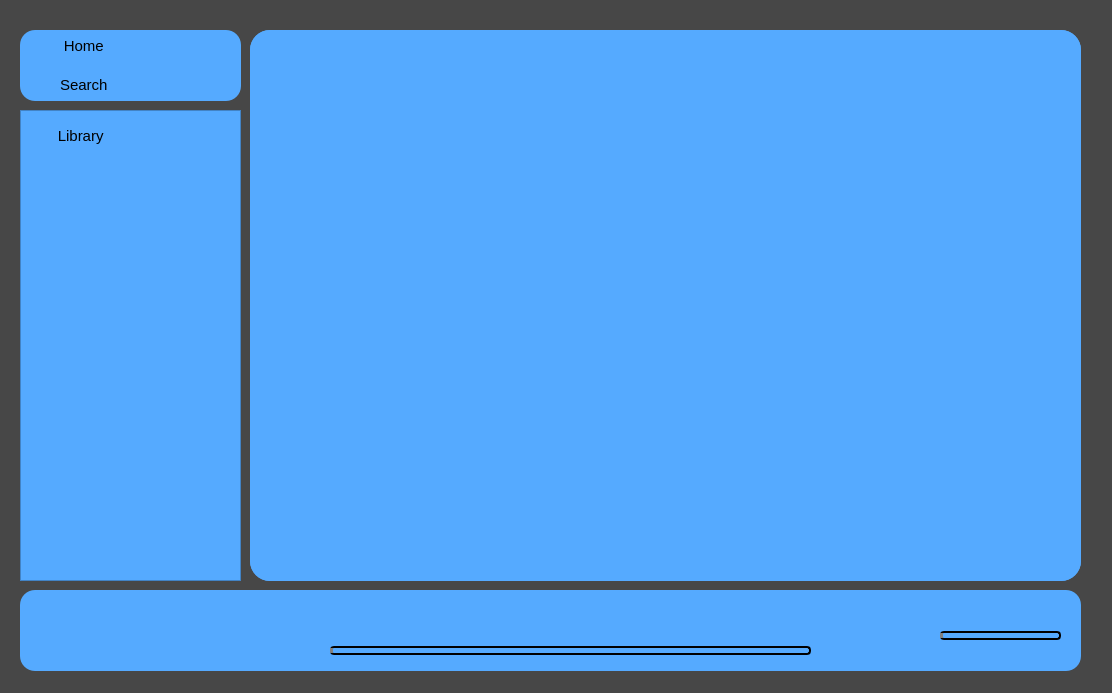
Before: the Qt Designer form 3_Solution/Soundcloud_Qt/Login/menu.ui in Buontempo-Raul/BootlegSoundCloud, drawn with Qt 5.
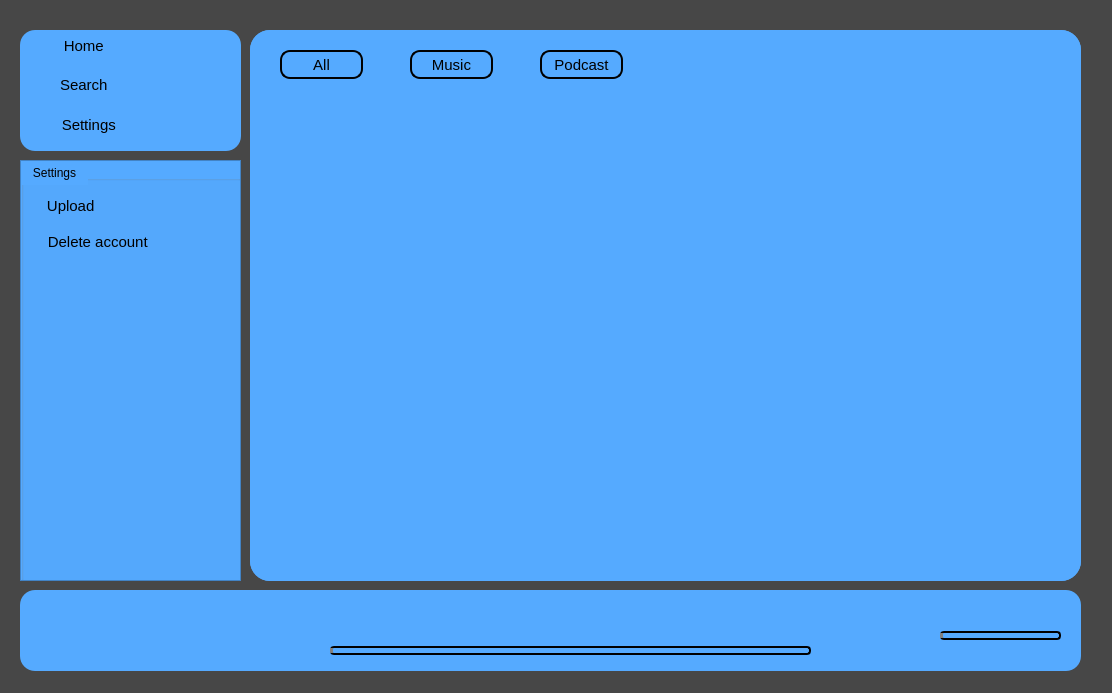
After: the same form once the commit is applied. The open tabs and pages were chosen to show the change. Icons and pictures are not drawn.

What changed in the file:
```diff
--- a/3_Solution/Soundcloud_Qt/Login/menu.ui
+++ b/3_Solution/Soundcloud_Qt/Login/menu.ui
@@ -102,12 +102,148 @@
      </property>
     </widget>
    </widget>
-   <widget class="QWidget" name="page_4"/>
-   <widget class="QWidget" name="page_5"/>
+   <widget class="QWidget" name="page_4">
+    <widget class="QPushButton" name="pushButton_7">
+     <property name="geometry">
+      <rect>
+       <x>30</x>
+       <y>20</y>
+       <width>83</width>
+       <height>29</height>
+      </rect>
+     </property>
+     <property name="styleSheet">
+      <string notr="true">QPushButton{
+font-size: 15px;
+border-radius: 10px;
+background-color: transparent;
+border: 2px solid black;
+color: black;
+}</string>
+     </property>
+     <property name="text">
+      <string>All</string>
+     </property>
+    </widget>
+    <widget class="QPushButton" name="pushButton_12">
+     <property name="geometry">
+      <rect>
+       <x>160</x>
+       <y>20</y>
+       <width>83</width>
+       <height>29</height>
+      </rect>
+     </property>
+     <property name="styleSheet">
+      <string notr="true">QPushButton{
+font-size: 15px;
+border-radius: 10px;
+background-color: transparent;
+border: 2px solid black;
+color: black;
+}</string>
+     </property>
+     <property name="text">
+      <string>Music</string>
+     </property>
+    </widget>
+    <widget class="QPushButton" name="pushButton_13">
+     <property name="geometry">
+      <rect>
+       <x>290</x>
+       <y>20</y>
+       <width>83</width>
+       <height>29</height>
+      </rect>
+     </property>
+     <property name="styleSheet">
+      <string notr="true">QPushButton{
+font-size: 15px;
+border-radius: 10px;
+background-color: transparent;
+border: 2px solid black;
+color: black;
+}
+</string>
+     </property>
+     <property name="text">
+      <string>Podcast</string>
+     </property>
+    </widget>
+   </widget>
+   <widget class="QWidget" name="page_5">
+    <widget class="QPushButton" name="pushButton_14">
+     <property name="geometry">
+      <rect>
+       <x>30</x>
+       <y>20</y>
+       <width>83</width>
+       <height>29</height>
+      </rect>
+     </property>
+     <property name="styleSheet">
+      <string notr="true">QPushButton{
+font-size: 15px;
+border-radius: 10px;
+background-color: transparent;
+border: 2px solid black;
+color: black;
+}</string>
+     </property>
+     <property name="text">
+      <string>All</string>
+     </property>
+    </widget>
+    <widget class="QPushButton" name="pushButton_15">
+     <property name="geometry">
+      <rect>
+       <x>160</x>
+       <y>20</y>
+       <width>83</width>
+       <height>29</height>
+      </rect>
+     </property>
+     <property name="styleSheet">
+      <string notr="true">QPushButton{
+font-size: 15px;
+border-radius: 10px;
+background-color: transparent;
+border: 2px solid black;
+color: black;
+}</string>
+     </property>
+     <property name="text">
+      <string>Music</string>
+     </property>
+    </widget>
+    <widget class="QPushButton" name="pushButton_16">
+     <property name="geometry">
+      <rect>
+       <x>290</x>
+       <y>20</y>
+       <width>83</width>
+       <height>29</height>
+      </rect>
+     </property>
+     <property name="styleSheet">
+      <string notr="true">QPushButton{
+font-size: 15px;
+border-radius: 10px;
+background-color: transparent;
+border: 2px solid black;
+color: black;
+}
+</string>
+     </property>
+     <property name="text">
+      <string>Podcast</string>
+     </property>
+    </widget>
+   </widget>
    <widget class="QWidget" name="page"/>
    <widget class="QWidget" name="page_2"/>
    <widget class="QWidget" name="page_3">
-    <widget class="QLineEdit" name="lineEdit">
+    <widget class="QLineEdit" name="searchLineEdit">
      <property name="geometry">
       <rect>
        <x>110</x>
@@ -156,12 +292,16 @@
     <widget class="QListWidget" name="searchWidgetList">
      <property name="geometry">
       <rect>
-       <x>60</x>
+       <x>80</x>
        <y>90</y>
-       <width>461</width>
+       <width>421</width>
        <height>371</height>
       </rect>
      </property>
+     <property name="styleSheet">
+      <string notr="true">background-color: rgb(85, 170, 255);
+border-radius:15px;</string>
+     </property>
     </widget>
     <widget class="QLabel" name="label_2">
      <property name="geometry">
@@ -187,7 +327,7 @@
      </property>
     </widget>
     <zorder>label_2</zorder>
-    <zorder>lineEdit</zorder>
+    <zorder>searchLineEdit</zorder>
     <zorder>searchBar</zorder>
     <zorder>searchWidgetList</zorder>
    </widget>
@@ -198,7 +338,7 @@
      <x>20</x>
      <y>30</y>
      <width>221</width>
-     <height>71</height>
+     <height>121</height>
     </rect>
    </property>
    <property name="styleSheet">
@@ -213,9 +353,9 @@
    <property name="geometry">
     <rect>
      <x>20</x>
-     <y>110</y>
+     <y>160</y>
      <width>221</width>
-     <height>471</height>
+     <height>421</height>
     </rect>
    </property>
    <property name="styleSheet">
@@ -231,7 +371,7 @@
       <x>0</x>
       <y>0</y>
       <width>219</width>
-      <height>469</height>
+      <height>419</height>
      </rect>
     </property>
     <widget class="QPushButton" name="pushButton_3">
@@ -260,6 +400,88 @@
        <normaloff>:/beg/playlist.png</normaloff>:/beg/playlist.png</iconset>
      </property>
     </widget>
+    <widget class="QGroupBox" name="groupBox">
+     <property name="geometry">
+      <rect>
+       <x>0</x>
+       <y>0</y>
+       <width>221</width>
+       <height>421</height>
+      </rect>
+     </property>
+     <property name="tabletTracking">
+      <bool>false</bool>
+     </property>
+     <property name="autoFillBackground">
+      <bool>false</bool>
+     </property>
+     <property name="styleSheet">
+      <string notr="true">QGroupBox::title {
+     color: black;
+     padding: 5px 10px; 
+     subcontrol-origin: margin;
+      subcontrol-position: top left;
+        }</string>
+     </property>
+     <property name="title">
+      <string>Settings</string>
+     </property>
+     <property name="checkable">
+      <bool>false</bool>
+     </property>
+     <widget class="QPushButton" name="pushButton_8">
+      <property name="geometry">
+       <rect>
+        <x>0</x>
+        <y>30</y>
+        <width>91</width>
+        <height>29</height>
+       </rect>
+      </property>
+      <property name="styleSheet">
+       <string notr="true">QPushButton{
+font-size: 15px;
+border-radius: 10px;
+background-color: transparent;
+border: 2px solid transparent;
+color: black;
+}</string>
+      </property>
+      <property name="text">
+       <string>  Upload</string>
+      </property>
+      <property name="icon">
+       <iconset resource="beg.qrc">
+        <normaloff>:/beg/upload.png</normaloff>:/beg/upload.png</iconset>
+      </property>
+     </widget>
+     <widget class="QPushButton" name="pushButton_9">
+      <property name="geometry">
+       <rect>
+        <x>0</x>
+        <y>70</y>
+        <width>141</width>
+        <height>21</height>
+       </rect>
+      </property>
+      <property name="styleSheet">
+       <string notr="true">QPushButton{
+font-size: 15px;
+border-radius: 10px;
+background-color: transparent;
+border: 2px solid transparent;
+color: black;
+}</string>
+      </property>
+      <property name="text">
+       <string>   Delete account</string>
+      </property>
+      <property name="icon">
+       <iconset resource="beg.qrc">
+        <normaloff>:/beg/user (1).png</normaloff>:/beg/user (1).png</iconset>
+      </property>
+     </widget>
+    </widget>
    </widget>
   </widget>
   <widget class="QPushButton" name="pushButton">
@@ -557,12 +779,39 @@
     </property>
    </widget>
   </widget>
+  <widget class="QPushButton" name="pushButton_17">
+   <property name="geometry">
+    <rect>
+     <x>30</x>
+     <y>110</y>
+     <width>101</width>
+     <height>29</height>
+    </rect>
+   </property>
+   <property name="styleSheet">
+    <string notr="true">QPushButton{
+font-size: 15px;
+border-radius: 10px;
+background-color: transparent;
+border: 2px solid transparent;
+color: black;
+}</string>
+   </property>
+   <property name="text">
+    <string>    Settings</string>
+   </property>
+   <property name="icon">
+    <iconset resource="beg.qrc">
+     <normaloff>:/beg/user-profile.png</normaloff>:/beg/user-profile.png</iconset>
+   </property>
+  </widget>
+  <zorder>stackedWidget</zorder>
   <zorder>MusicPlayer</zorder>
   <zorder>scrollArea</zorder>
   <zorder>label</zorder>
-  <zorder>stackedWidget</zorder>
   <zorder>pushButton</zorder>
   <zorder>pushButton_2</zorder>
+  <zorder>pushButton_17</zorder>
  </widget>
  <resources>
   <include location="beg.qrc"/>
```
